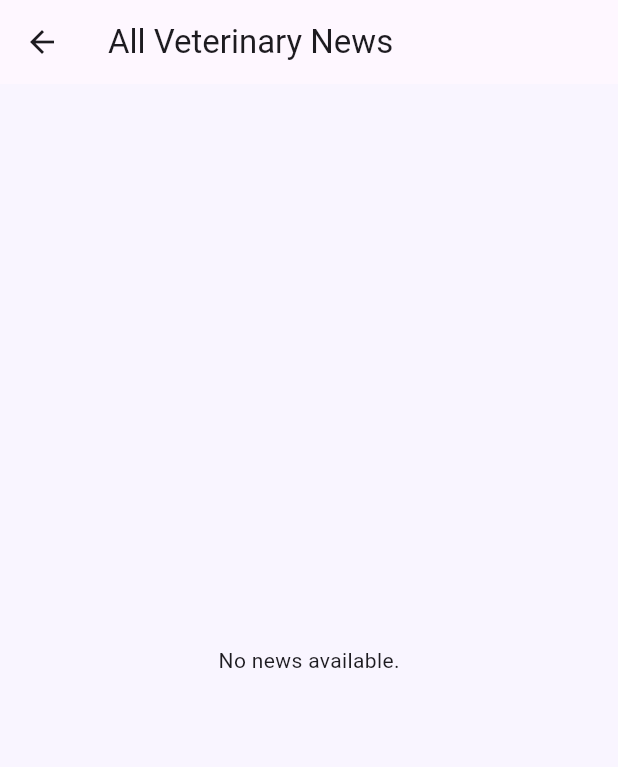
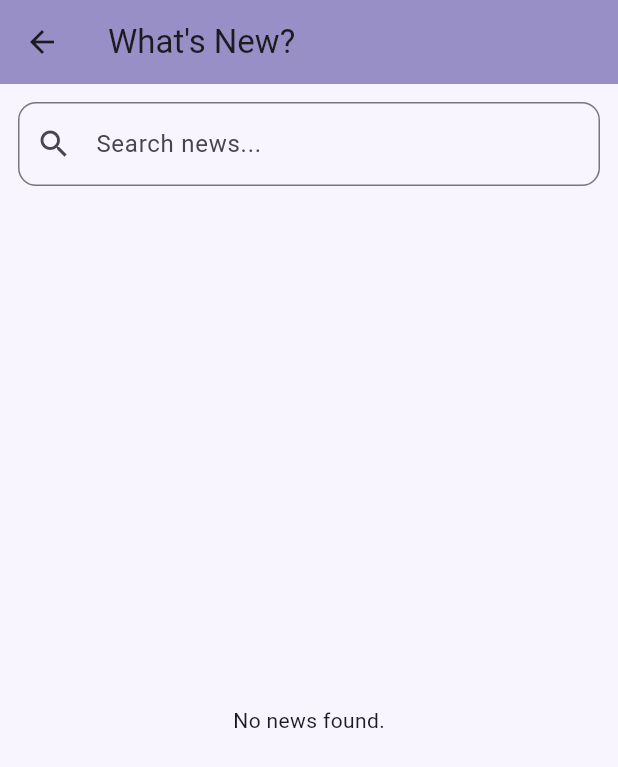
Before and after one commit to Meekouu/PAWS-Mobile-App, a Flutter app: the AllNewsPage screen opened directly with empty values, on a phone screen of 412 x 824 dp. Shown: the top 767 px of the screen. Run offline on Flutter 3.47's test engine with Material 3 defaults, Android fonts, the phone set to English and light mode, and no system bars; our stand-ins replace firebase_auth, firebase_core, firebase_database, firebase_storage, fl_chart, flutter_svg and 4 more; accounts and stored records are empty.

Commit message:
ui changes again

```diff
--- a/lib/pages/news/all_news_page.dart
+++ b/lib/pages/news/all_news_page.dart
@@ -1,35 +1,85 @@
 import 'package:flutter/material.dart';
 import 'package:paws/pages/news/article_model.dart';
 import 'package:paws/pages/news/article_details_page.dart';
+import 'package:paws/themes/themes.dart';
 
-class AllNewsPage extends StatelessWidget {
+class AllNewsPage extends StatefulWidget {
   final List<Article> articles;
 
   const AllNewsPage({super.key, required this.articles});
 
   @override
+  State<AllNewsPage> createState() => _AllNewsPageState();
+}
+
+class _AllNewsPageState extends State<AllNewsPage> {
+  late List<Article> filteredArticles;
+  final TextEditingController _searchController = TextEditingController();
+
+  @override
+  void initState() {
+    super.initState();
+    filteredArticles = widget.articles;
+
+    _searchController.addListener(() {
+      final query = _searchController.text.toLowerCase();
+      setState(() {
+        filteredArticles = widget.articles.where((article) {
+          final title = article.title.toLowerCase();
+          final description = article.description?.toLowerCase() ?? '';
+          return title.contains(query) || description.contains(query);
+        }).toList();
+      });
+    });
+  }
+
+  @override
+  void dispose() {
+    _searchController.dispose();
+    super.dispose();
+  }
+
+  @override
   Widget build(BuildContext context) {
     return Scaffold(
       appBar: AppBar(
-        title: const Text('All Veterinary News'),
+        title: const Text("What's New?"),
+        backgroundColor: secondaryColor,
       ),
-      body: articles.isEmpty
-          ? const Center(child: Text("No news available."))
+      body: Column(
+        children: [
+          Padding(
+            padding: const EdgeInsets.all(12.0),
+            child: TextField(
+              controller: _searchController,
+              decoration: InputDecoration(
+                hintText: 'Search news...',
+                prefixIcon: const Icon(Icons.search),
+                border: OutlineInputBorder(
+                  borderRadius: BorderRadius.circular(12),
+                ),
+              ),
+            ),
+          ),
+          Expanded(
+            child: filteredArticles.isEmpty
+                ? const Center(child: Text("No news found."))
                 : ListView.builder(
-              itemCount: articles.length,
+                    itemCount: filteredArticles.length,
                     itemBuilder: (context, index) {
-                final article = articles[index];
-
+                      final article = filteredArticles[index];
                       return GestureDetector(
                         onTap: () {
                           Navigator.push(
                             context,
                             MaterialPageRoute(
-                        builder: (_) => ArticleDetailsPage(article: article),
+                              builder: (_) =>
+                                  ArticleDetailsPage(article: article),
                             ),
                           );
                         },
                         child: Card(
+                          color: secondaryColor,
                           margin: const EdgeInsets.symmetric(
                               horizontal: 16, vertical: 8),
                           elevation: 3,
@@ -49,8 +99,8 @@ class AllNewsPage extends StatelessWidget {
                                     width: 100,
                                     height: 100,
                                     fit: BoxFit.cover,
-                              errorBuilder:
-                                  (context, error, stackTrace) => const SizedBox.shrink(),
+                                    errorBuilder: (context, error, _) =>
+                                        const SizedBox.shrink(),
                                   ),
                                 ),
                               const SizedBox(width: 10),
@@ -58,7 +108,8 @@ class AllNewsPage extends StatelessWidget {
                                 child: Padding(
                                   padding: const EdgeInsets.all(8.0),
                                   child: Column(
-                              crossAxisAlignment: CrossAxisAlignment.start,
+                                    crossAxisAlignment:
+                                        CrossAxisAlignment.start,
                                     children: [
                                       Text(
                                         article.title,
@@ -86,6 +137,9 @@ class AllNewsPage extends StatelessWidget {
                       );
                     },
                   ),
+          ),
+        ],
+      ),
     );
   }
 }
--- a/lib/pages/news/news_card_carousel.dart
+++ b/lib/pages/news/news_card_carousel.dart
@@ -114,7 +114,7 @@ Widget build(BuildContext context) {
                                 margin: EdgeInsets.symmetric(
                                     horizontal: index == currentPage ? 4 : 12, vertical: 8),
                                 decoration: BoxDecoration(
-                                  color: secondaryColor,
+                                  color: tertiaryColor,
                                   borderRadius: BorderRadius.circular(16),
                                   boxShadow: [
                                     BoxShadow(
@@ -153,7 +153,7 @@ Widget build(BuildContext context) {
                                                 if (loadingProgress == null) return child;
                                                 return Container(
                                                   height: imageHeight.clamp(80.0, 140.0),
-                                                  color: Colors.grey[300],
+                                                  color: white,
                                                   child: const Center(
                                                     child: CircularProgressIndicator(),
                                                   ),
--- a/lib/pages/pet_page.dart
+++ b/lib/pages/pet_page.dart
@@ -94,7 +94,7 @@ class _PetPageState extends State<PetPage> {
       final confirm = await showDialog<bool>(
         context: context,
         builder: (_) => AlertDialog(
-          title: const Text('Delete Pet'),
+          title: const Text('Delete Pet Profile'),
           content: const Text('Are you sure you want to delete this pet profile?'),
           actions: [
             TextButton(
```
Also changed, not shown: lib/widgets/new_user_onboard.dart (+73 -26 lines), 1 other file. Lines whose indentation alone changed are shown as unchanged.
